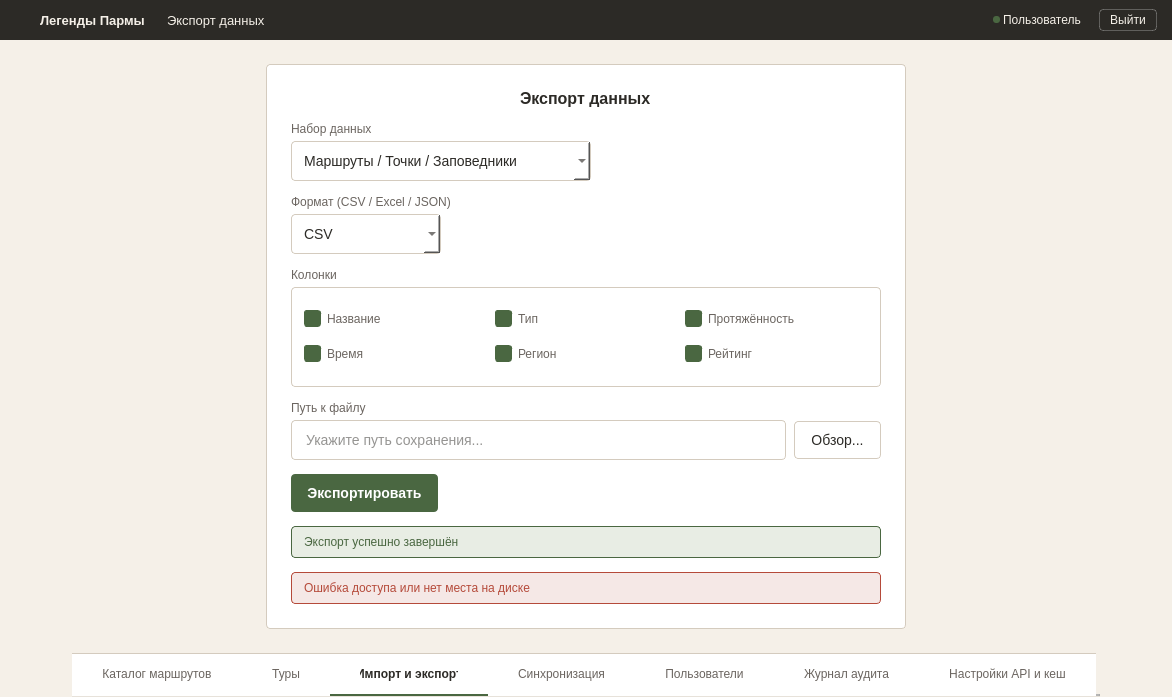
Above: ui/windows/export_data_window.ui from nikolas-po/legends_parma before the change. Below: the same form after it.
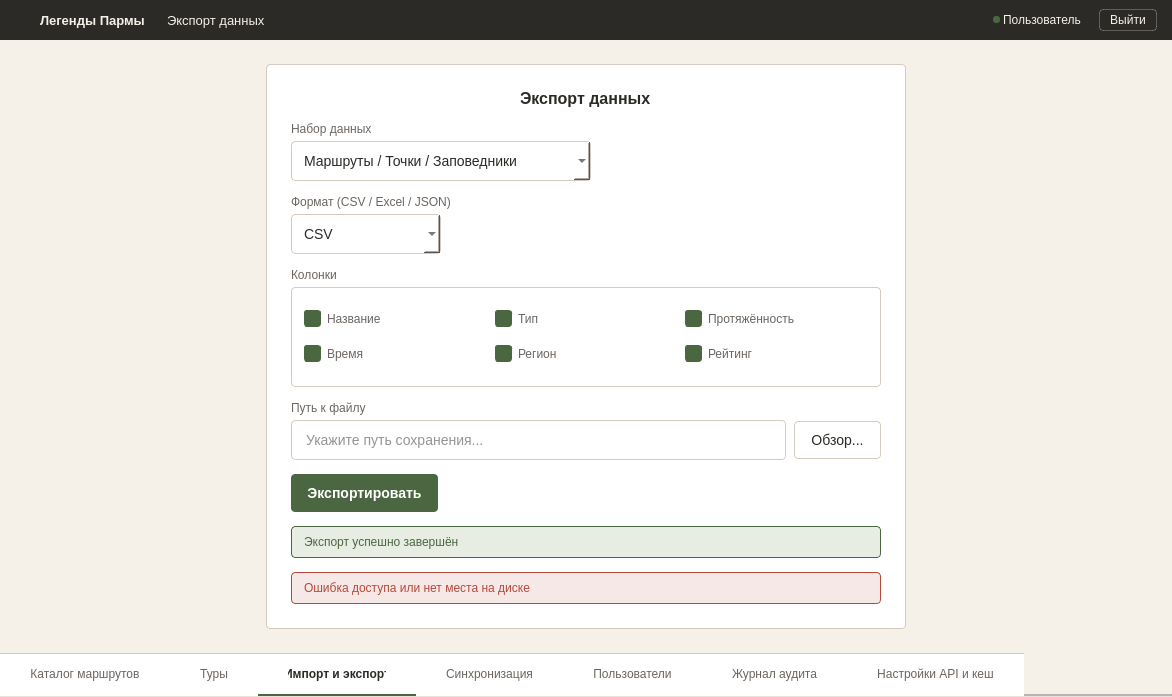
That is the form after the change. Icons and pictures are not drawn.

Patch:
```diff
--- a/ui/windows/export_data_window.ui
+++ b/ui/windows/export_data_window.ui
@@ -326,9 +326,11 @@
       <property name="sizeHint" stdset="0"><size><width>20</width><height>40</height></size></property>
      </spacer>
     </item>
-    <item alignment="Qt::AlignmentFlag::AlignHCenter">
-     <widget class="QTabWidget" name="tabWidget">
-      <property name="sizePolicy"><sizepolicy hsizetype="Maximum" vsizetype="Fixed"><horstretch>0</horstretch><verstretch>0</verstretch></sizepolicy></property>
+    <item>
+      <widget class='QTabWidget' name='tabWidget'>
+        <property name='sizePolicy'>
+          <sizepolicy hsizetype='Expanding' vsizetype='Fixed'>
+            <horstretch>1</horstretch><verstretch>0</verstretch></sizepolicy></property>
       <property name="minimumSize"><size><width>0</width><height>44</height></size></property>
       <property name="maximumSize"><size><width>16777215</width><height>44</height></size></property>
       <property name="tabPosition"><enum>QTabWidget::TabPosition::North</enum></property>
```
Left out of the diff: 6 changed lines with no effect on the pictures.
